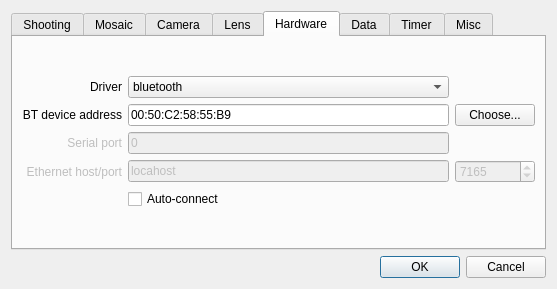
Qt form papywizard/view/configDialog.ui (bingostar89/Papywizard) before a commit.
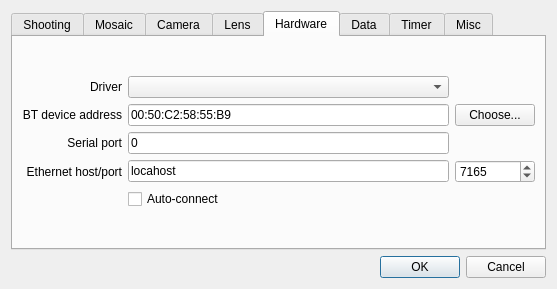
The same form after that commit. The open tabs and pages were chosen to show the change. Icons and pictures are not drawn.

Commit message: No selection in combobox

Diff of the .ui file:
```diff
--- a/papywizard/view/configDialog.ui
+++ b/papywizard/view/configDialog.ui
@@ -588,6 +588,9 @@
          </item>
          <item row="0" column="1" >
           <widget class="QComboBox" name="driverComboBox" >
+           <property name="currentIndex" >
+            <number>-1</number>
+           </property>
            <item>
             <property name="text" >
              <string>bluetooth</string>
@@ -635,7 +638,7 @@
          <item row="2" column="0" >
           <widget class="QLabel" name="serialPortLabel" >
            <property name="enabled" >
-            <bool>false</bool>
+            <bool>true</bool>
            </property>
            <property name="text" >
             <string>Serial port</string>
@@ -651,7 +654,7 @@
          <item row="2" column="1" >
           <widget class="QLineEdit" name="serialPortLineEdit" >
            <property name="enabled" >
-            <bool>false</bool>
+            <bool>true</bool>
            </property>
            <property name="text" >
             <string>0</string>
@@ -661,7 +664,7 @@
          <item row="3" column="0" >
           <widget class="QLabel" name="ethernetHostPortLabel" >
            <property name="enabled" >
-            <bool>false</bool>
+            <bool>true</bool>
            </property>
            <property name="text" >
             <string>Ethernet host/port</string>
@@ -677,7 +680,7 @@
          <item row="3" column="1" >
           <widget class="QLineEdit" name="ethernetHostLineEdit" >
            <property name="enabled" >
-            <bool>false</bool>
+            <bool>true</bool>
            </property>
            <property name="text" >
             <string>locahost</string>
@@ -687,7 +690,7 @@
          <item row="3" column="2" >
           <widget class="QSpinBox" name="ethernetPortSpinBox" >
            <property name="enabled" >
-            <bool>false</bool>
+            <bool>true</bool>
            </property>
            <property name="minimum" >
             <number>1024</number>
```
Left out of the diff: 35 changed lines with no effect on the pictures.
